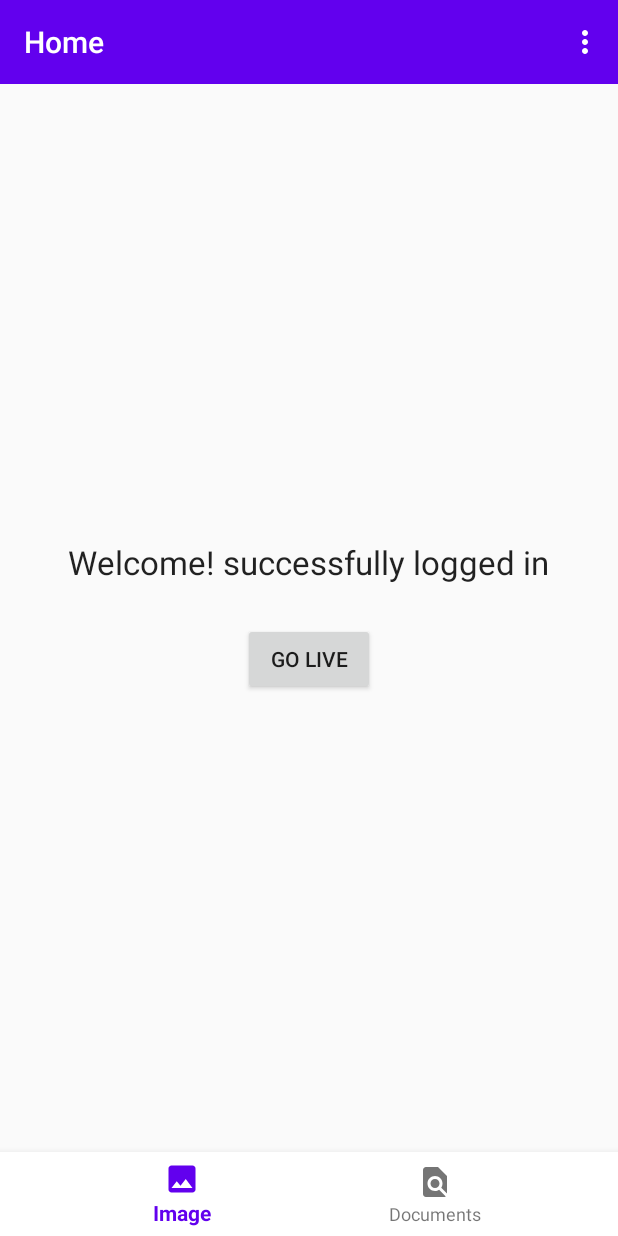
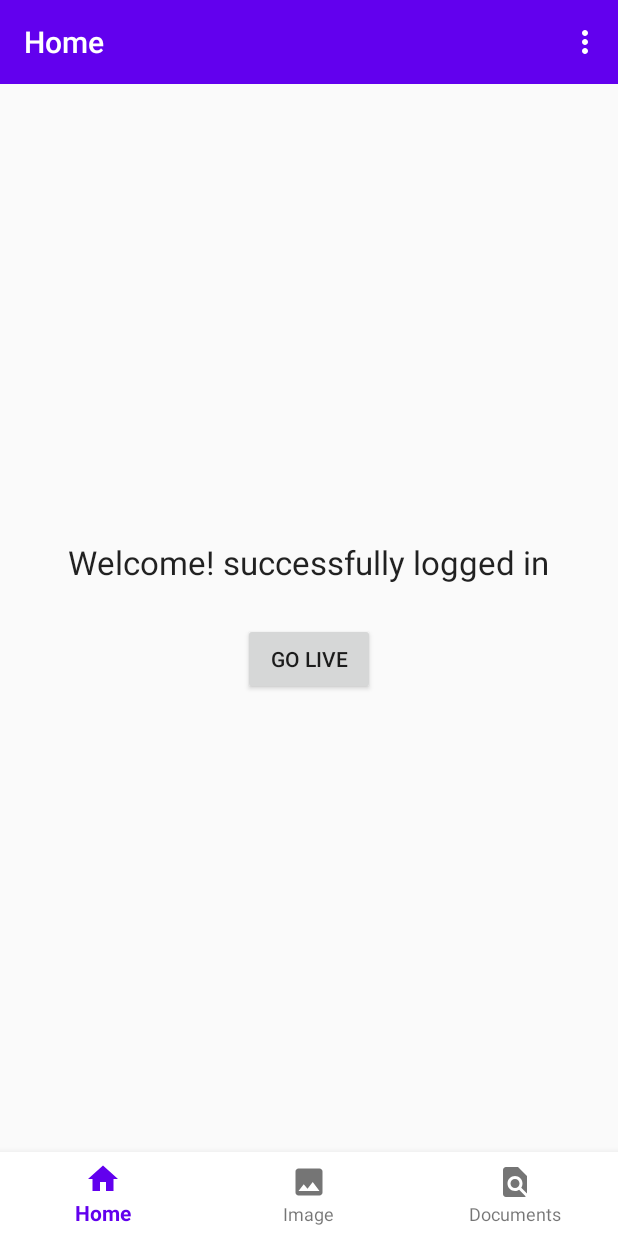
Before and after one commit to Supriyo-455/PIP_with_Gallery, an Android app: the screen it shows after launch (MainActivity), on a phone screen of 412 x 824 dp. Run offline under Robolectric (Android 15) with nearby library versions, the phone set to English and light mode, and no system bars; our stand-ins replace navigation-ui.

```diff
--- a/app/build.gradle
+++ b/app/build.gradle
@@ -71,7 +71,7 @@ dependencies {
     implementation 'com.github.bumptech.glide:glide:4.12.0'
     annotationProcessor 'com.github.bumptech.glide:compiler:4.12.0'
 
-    def camerax_version = "1.0.1"
+    def camerax_version = "1.0.0"
 // CameraX core library using camera2 implementation
     implementation "androidx.camera:camera-camera2:$camerax_version"
 // CameraX Lifecycle Library
--- a/app/src/main/AndroidManifest.xml
+++ b/app/src/main/AndroidManifest.xml
@@ -2,6 +2,8 @@
 <manifest xmlns:android="http://schemas.android.com/apk/res/android"
     package="com.example.excellentvideochattingapp">
 
+    <uses-feature android:name="android.hardware.camera.any" />
+    <uses-permission android:name="android.permission.CAMERA" />
     <uses-permission android:name="android.permission.INTERNET" />
 
     <application
--- /dev/null
+++ b/app/src/main/res/drawable/ic_home.xml
@@ -0,0 +1,10 @@
+<vector xmlns:android="http://schemas.android.com/apk/res/android"
+    android:width="24dp"
+    android:height="24dp"
+    android:viewportWidth="24"
+    android:viewportHeight="24"
+    android:tint="?attr/colorControlNormal">
+  <path
+      android:fillColor="@android:color/white"
+      android:pathData="M10,20v-6h4v6h5v-8h3L12,3 2,12h3v8z"/>
+</vector>
--- a/app/src/main/res/menu/bottom_nav_menu.xml
+++ b/app/src/main/res/menu/bottom_nav_menu.xml
@@ -1,5 +1,8 @@
 <?xml version="1.0" encoding="utf-8"?>
 <menu xmlns:android="http://schemas.android.com/apk/res/android">
+    <item android:id="@+id/welcomeFragment"
+        android:icon="@drawable/ic_home"
+        android:title="Home"/>
     <item
         android:id="@+id/imagegalleryFragment"
         android:icon="@drawable/ic_image"
```
Also changed, not shown: app/src/main/java/com/example/excellentvideochattingapp/fragment/CameraFragment.kt (+141 -1 lines).
